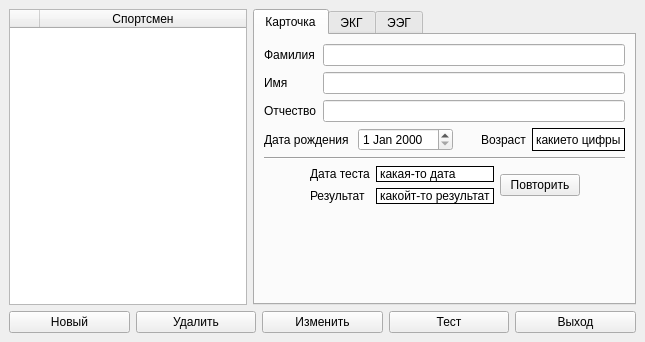
Old version of the form gui/design.ui in the repository egorguslyan/kvantoriada.
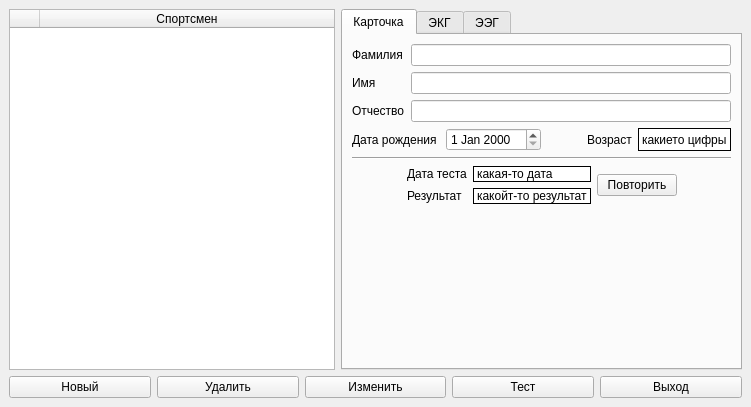
New version of the form.

Commit message: Update GUI script (add user table)

The edit to the form file:
```diff
--- a/gui/design.ui
+++ b/gui/design.ui
@@ -6,8 +6,8 @@
    <rect>
     <x>0</x>
     <y>0</y>
-    <width>645</width>
-    <height>342</height>
+    <width>751</width>
+    <height>407</height>
    </rect>
   </property>
   <property name="windowTitle">
```
Left out of the diff: 2 changed lines with no effect on the pictures. The commit also changes 2 other files.
